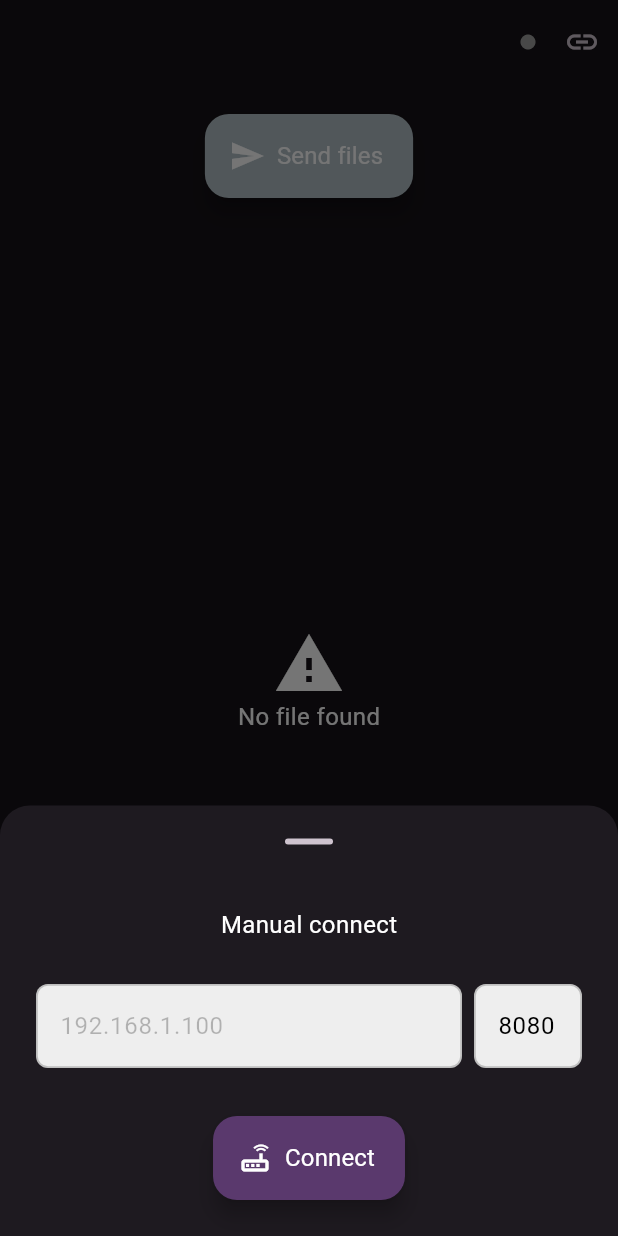
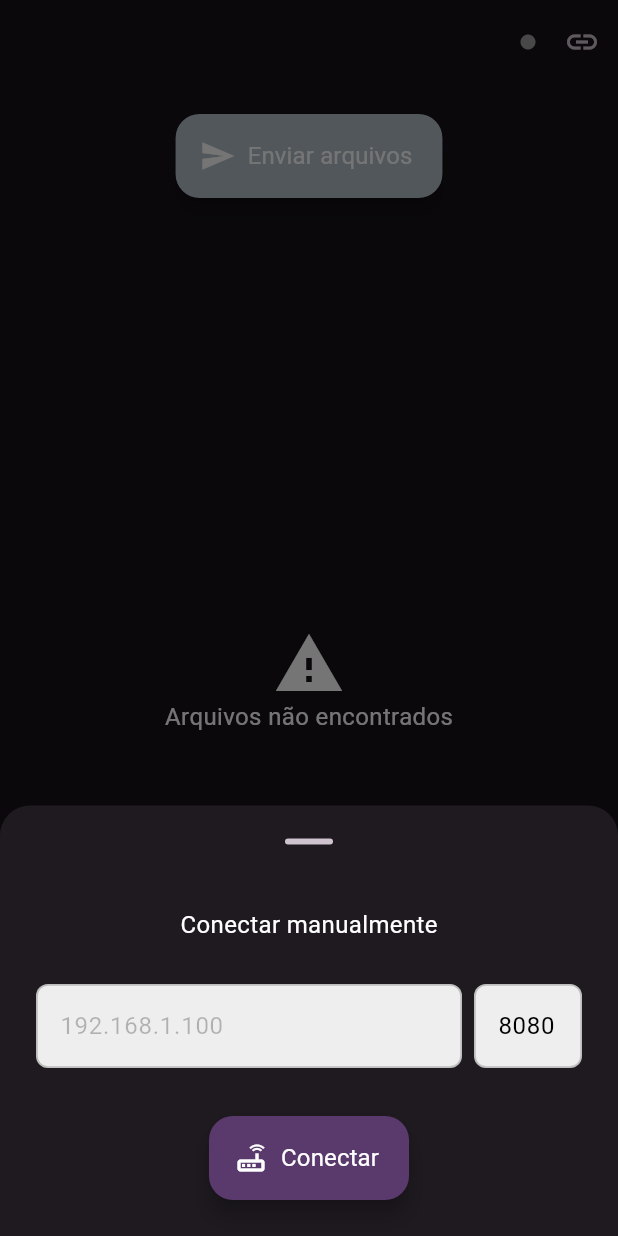
Before and after one commit to luanbatistadev/rb_share, a Flutter app: the SharePage screen opened by its route, after a tap on the "link" icon, on a phone screen of 412 x 824 dp. Run offline on Flutter 3.47's test engine with Material 3 defaults, Android fonts, the phone set to English and light mode, and no system bars; our stand-ins replace dartz, device_info_plus, equatable, file_picker, get_it, go_router and 9 more; missing offline and left inert: android_path_provider, flutter_downloader, network_info_plus, qr_code_scanner, shelf_router; accounts and stored records are empty.

Commit message:
translating app to pt-br

```diff
--- a/lib/src/app.dart
+++ b/lib/src/app.dart
@@ -24,7 +24,7 @@ class RBShareApp extends StatelessWidget {
                   SizedBox(
                     width: 4,
                   ),
-                  Text('Share'),
+                  Text('Enviar'),
                 ],
               ),
             ),
@@ -42,7 +42,7 @@ class RBShareApp extends StatelessWidget {
                   SizedBox(
                     width: 4,
                   ),
-                  Text('Receive'),
+                  Text('Receber'),
                 ],
               ),
             ),
--- a/lib/src/core/utils/utility_functions.dart
+++ b/lib/src/core/utils/utility_functions.dart
@@ -14,10 +14,6 @@ class UtilityFunctions {
   static String getRoutePath({required String name}) => '/$name';
 
   static Future<String?> getIPAddress() async {
-    var status = await Permission.locationAlways.request();
-    if (status.isDenied) {
-      return null;
-    }
     final ip = await NetworkInfo().getWifiIP();
     return ip;
   }
--- a/lib/src/core/widgets/list_file/list_shared_files_widget.dart
+++ b/lib/src/core/widgets/list_file/list_shared_files_widget.dart
@@ -19,7 +19,6 @@ class ListSharedFiles extends StatefulWidget {
 }
 
 class _ListSharedFilesState extends State<ListSharedFiles> {
-
   final fileRepository = getIt.get<FileRepository>();
   final mainListScrollController = ScrollController();
   final searchController = SearchController();
@@ -43,9 +42,8 @@ class _ListSharedFilesState extends State<ListSharedFiles> {
             children: [
               files.isNotEmpty ? _buildHeader(files) : const SizedBox.shrink(),
               Flexible(
-                child: files.isNotEmpty
-                    ? _buildListFiles(files)
-                    : const EmptyWidget(message: 'No file found'),
+                child:
+                    files.isNotEmpty ? _buildListFiles(files) : const EmptyWidget(message: 'Arquivos não encontrados'),
               ),
             ],
           ),
@@ -111,7 +109,7 @@ class _ListSharedFilesState extends State<ListSharedFiles> {
           borderRadius: BorderRadius.circular(8.0),
         ),
         viewBuilder: (suggestions) {
-          if(searchController.text.trim().isEmpty) {
+          if (searchController.text.trim().isEmpty) {
             return ListView(
               children: suggestions.toList(),
             );
@@ -134,8 +132,8 @@ class _ListSharedFilesState extends State<ListSharedFiles> {
           enableFunctionality: false,
           onPressed: () {
             final oldIndex = oldFiles.indexWhere((f) => f.name == filteredFiles.elementAt(index).name);
-            final contentSize = mainListScrollController.position.viewportDimension +
-                mainListScrollController.position.maxScrollExtent;
+            final contentSize =
+                mainListScrollController.position.viewportDimension + mainListScrollController.position.maxScrollExtent;
             final target = contentSize * oldIndex / oldFiles.length;
             searchController.closeView(null);
             mainListScrollController.position.animateTo(
--- a/lib/src/modules/receive/presenter/send_widget.dart
+++ b/lib/src/modules/receive/presenter/send_widget.dart
@@ -2,7 +2,6 @@ import 'dart:io';
 
 import 'package:file_picker/file_picker.dart';
 import 'package:flutter/material.dart';
-
 import 'package:path/path.dart' as path;
 import 'package:provider/provider.dart';
 import 'package:rb_share/src/core/constansts/api_service.dart';
@@ -168,7 +167,7 @@ class _SendWidgetState extends State<SendWidget> {
               const Icon(Icons.add_box, color: Colors.white),
               const SizedBox(width: 8.0),
               Text(
-                'Pick files',
+                'Escolher arquivos',
                 style: CommonTextStyle.textStyleNormal.copyWith(color: Colors.white),
               ),
             ],
@@ -176,7 +175,8 @@ class _SendWidgetState extends State<SendWidget> {
         ),
       );
 
-  _mainListFiles() => _pickedFiles.isEmpty ? const EmptyWidget(message: 'No picked file') : _buildListPickedFiles();
+  _mainListFiles() =>
+      _pickedFiles.isEmpty ? const EmptyWidget(message: 'Nenhum arquivo escolhido') : _buildListPickedFiles();
 
   _buildListPickedFiles() {
     final scrollController = ScrollController();
@@ -209,7 +209,8 @@ class _SendWidgetState extends State<SendWidget> {
     );
   }
 
-  _buttonUpload() => Container(
+  _buttonUpload() => SafeArea(
+        child: Container(
           margin: const EdgeInsets.only(bottom: 16.0),
           child: FloatingActionButton.extended(
             onPressed: () {
@@ -220,7 +221,7 @@ class _SendWidgetState extends State<SendWidget> {
             label: Row(
               children: [
                 Text(
-                'Upload files',
+                  'Enviar arquivos',
                   style: CommonTextStyle.textStyleNormal.copyWith(
                     fontSize: 14.0,
                     color: textIconButtonColor,
@@ -240,6 +241,7 @@ class _SendWidgetState extends State<SendWidget> {
               ],
             ),
             icon: const Icon(Icons.upload, color: textIconButtonColor),
+          ),
         ),
       );
 
@@ -268,10 +270,10 @@ class _SendWidgetState extends State<SendWidget> {
     final result = await getIt<ApiService>().uploadFile(files: files);
     result.fold(
       (l) {
-        context.showSnackbar('Failed to upload');
+        context.showSnackbar('Falha ao enviar arquivos!');
       },
       (r) {
-        context.showSnackbar('Upload successful');
+        context.showSnackbar('Enviando com sucesso!');
         context.read<FileProvider>().addAllSharedFiles(sharedFiles: r.toSet(), isAppending: true);
 
         Future.delayed(const Duration(seconds: 1), () => Navigator.of(context).pop());
--- a/lib/src/modules/share/presenter/navigation_widget.dart
+++ b/lib/src/modules/share/presenter/navigation_widget.dart
@@ -3,7 +3,6 @@ import 'package:go_router/go_router.dart';
 import 'package:rb_share/src/core/entities/connection_status.dart';
 import 'package:rb_share/src/core/utils/constants.dart';
 import 'package:rb_share/src/core/utils/styles.dart';
-
 
 class NavigationWidgets extends StatefulWidget {
   final ConnectionStatus connectionStatus;
@@ -25,18 +24,14 @@ class _NavigationWidgetsState extends State<NavigationWidgets> {
           Builder(builder: (context) {
             final isConnected = widget.connectionStatus == ConnectionStatus.connected;
             return FloatingActionButton.extended(
-              backgroundColor: isConnected
-                ? Theme.of(context).colorScheme.primaryContainer
-                : disabledButtonColor,
-              heroTag: const Text('Send files'),
+              backgroundColor: isConnected ? Theme.of(context).colorScheme.primaryContainer : disabledButtonColor,
+              heroTag: const Text('Enviar arquivos'),
               onPressed: () => _onClickSend(),
-              icon: Icon(Icons.send,
-                  color: isConnected ? textIconButtonColor : textIconButtonColorActivated
-              ),
+              icon: Icon(Icons.send, color: isConnected ? textIconButtonColor : textIconButtonColorActivated),
               label: Text(
-                'Send files',
+                'Enviar arquivos',
                 style: CommonTextStyle.textStyleNormal.copyWith(
-                    color: isConnected ? textIconButtonColor : textIconButtonColorActivated,
+                  color: isConnected ? textIconButtonColor : textIconButtonColorActivated,
                 ),
               ),
             );
@@ -47,8 +42,7 @@ class _NavigationWidgetsState extends State<NavigationWidgets> {
   }
 
   void _onClickSend() {
-    if(widget.connectionStatus != ConnectionStatus.connected) return;
+    if (widget.connectionStatus != ConnectionStatus.connected) return;
     context.pushNamed(mSendPath);
   }
-
 }
--- a/lib/src/modules/share/presenter/share_page.dart
+++ b/lib/src/modules/share/presenter/share_page.dart
@@ -82,7 +82,7 @@ class _SharePageState extends State<SharePage> {
                                 heroTag: const Text("Scan"),
                                 onPressed: () => _onClickScanButton(),
                                 label: Text(
-                                  'Scan to connect',
+                                  'Ler QR Code',
                                   style: CommonTextStyle.textStyleNormal.copyWith(
                                     color: textIconButtonColor,
                                     fontSize: 14.0,
@@ -99,7 +99,7 @@ class _SharePageState extends State<SharePage> {
                         heroTag: const Text("Manual"),
                         onPressed: () => _onClickManualButton(),
                         label: Text(
-                          'Manual connect',
+                          'Conectar manualmente',
                           style: CommonTextStyle.textStyleNormal.copyWith(
                             color: textIconButtonColor,
                             fontSize: 14.0,
--- a/lib/src/modules/share/submodules/scan_qr_code/presenter/scan_qr_widget.dart
+++ b/lib/src/modules/share/submodules/scan_qr_code/presenter/scan_qr_widget.dart
@@ -12,7 +12,6 @@ import 'package:rb_share/src/core/utils/styles.dart';
 import 'package:rb_share/src/core/utils/utility_functions.dart';
 
 class ScanQRWidget extends StatefulWidget {
-
   const ScanQRWidget({super.key});
 
   @override
@@ -52,7 +51,7 @@ class _ScanQRWidgetState extends State<ScanQRWidget> {
     return Scaffold(
       appBar: AppBar(
         title: const Text(
-          'Scan to connect',
+          'Escanear para conectar',
           style: CommonTextStyle.textStyleAppbar,
         ),
         iconTheme: const IconThemeData(color: textIconButtonColor),
@@ -88,7 +87,7 @@ class _ScanQRWidgetState extends State<ScanQRWidget> {
                         valueListenable: qrScanResult,
                         builder: (context, value, child) {
                           return Text(
-                            'Detected result: ${value.isEmpty ? 'None' : value}',
+                            'Resultado detectado: ${value.isEmpty ? 'Nenhum' : value}',
                             textAlign: TextAlign.start,
                             style: CommonTextStyle.textStyleNormal.copyWith(
                               fontSize: 18.0,
@@ -112,7 +111,7 @@ class _ScanQRWidgetState extends State<ScanQRWidget> {
                   onPressed: () => _onClickConnect(),
                   icon: const Icon(Icons.router_outlined, color: textIconButtonColor),
                   label: Text(
-                    'Connect',
+                    'Conectar',
                     style: CommonTextStyle.textStyleNormal.copyWith(color: textIconButtonColor),
                   ),
                 ),
@@ -155,7 +154,7 @@ class _ScanQRWidgetState extends State<ScanQRWidget> {
 
   _onClickConnect() {
     final address = qrScanResult.value;
-    var (ipAddress,port)= ('',0);
+    var (ipAddress, port) = ('', 0);
     try {
       (ipAddress, port) = UtilityFunctions.parseIPAddress(address);
     } catch (e) {
@@ -163,13 +162,11 @@ class _ScanQRWidgetState extends State<ScanQRWidget> {
       return;
     }
 
-
     debugPrint('Connecting to $ipAddress:$port');
 
     _connectedIPSubscription?.cancel();
     try {
-      _connectedIPFuture = Socket.connect(ipAddress, port, timeout: const Duration(seconds: 5))
-          .catchError((error) {
+      _connectedIPFuture = Socket.connect(ipAddress, port, timeout: const Duration(seconds: 5)).catchError((error) {
         if (mounted) {
           context.showSnackbar('Failed to connect!');
         }
@@ -181,16 +178,12 @@ class _ScanQRWidgetState extends State<ScanQRWidget> {
     _connectedIPSubscription = _connectedIPFuture?.asStream().listen((socket) {
       debugPrint('Connected to $ipAddress:$port');
       if (mounted) {
-        context
-            .read<ConnectionProvider>()
-            .updateConnectedIPAddress(newIpAddress: '$ipAddress:$port');
-        context
-            .read<ConnectionProvider>()
-            .updateConnectionStatus(newStatus: ConnectionStatus.connected);
+        context.read<ConnectionProvider>().updateConnectedIPAddress(newIpAddress: '$ipAddress:$port');
+        context.read<ConnectionProvider>().updateConnectionStatus(newStatus: ConnectionStatus.connected);
       }
       socket.destroy();
 
-      if(mounted && context.canPop()) {
+      if (mounted && context.canPop()) {
         context.pop(true);
       }
     });
--- a/lib/src/modules/share/submodules/scan_qr_code/presenter/widget/connect_widget.dart
+++ b/lib/src/modules/share/submodules/scan_qr_code/presenter/widget/connect_widget.dart
@@ -2,7 +2,6 @@ import 'dart:async';
 import 'dart:io';
 
 import 'package:flutter/material.dart';
-
 import 'package:provider/provider.dart';
 import 'package:rb_share/src/core/constansts/pref_data.dart';
 import 'package:rb_share/src/core/di/di.dart';
@@ -12,7 +11,6 @@ import 'package:rb_share/src/core/utils/extension.dart';
 import 'package:rb_share/src/core/utils/styles.dart';
 import 'package:rb_share/src/core/utils/utility_functions.dart';
 import 'package:rb_share/src/core/widgets/address_field_widget.dart';
-
 
 class ConnectWidget extends StatefulWidget {
   const ConnectWidget({super.key, required this.onConnected});
@@ -35,7 +33,7 @@ class _ConnectWidgetState extends State<ConnectWidget> {
     super.initState();
     WidgetsBinding.instance.addPostFrameCallback((timeStamp) async {
       final lastAddress = await getIt.get<PrefData>().getLastConnectedAddress();
-      if(lastAddress != null && lastAddress.isNotEmpty) {
+      if (lastAddress != null && lastAddress.isNotEmpty) {
         final addresses = lastAddress.split(':');
         _ipTextController.text = addresses[0];
         _portTextController.text = addresses[1];
@@ -74,7 +72,7 @@ class _ConnectWidgetState extends State<ConnectWidget> {
             const Padding(
               padding: EdgeInsets.symmetric(vertical: 12.0),
               child: Text(
-                'Manual connect',
+                'Conectar manualmente',
                 style: CommonTextStyle.textStyleNormal,
               ),
             ),
@@ -98,7 +96,7 @@ class _ConnectWidgetState extends State<ConnectWidget> {
                   ),
                   icon: const Icon(Icons.router_outlined, color: textIconButtonColor),
                   label: Text(
-                    'Connect',
+                    'Conectar',
                     style: CommonTextStyle.textStyleNormal.copyWith(color: textIconButtonColor),
                   ),
                 ),
@@ -138,8 +136,7 @@ class _ConnectWidgetState extends State<ConnectWidget> {
 
     _connectedIPSubscription?.cancel();
     try {
-      _connectedIPFuture = Socket.connect(ipAddress, port, timeout: const Duration(seconds: 5))
-          .catchError((error) {
+      _connectedIPFuture = Socket.connect(ipAddress, port, timeout: const Duration(seconds: 5)).catchError((error) {
         if (mounted) {
           context.showSnackbar('Failed to connect!');
         }
@@ -151,12 +148,8 @@ class _ConnectWidgetState extends State<ConnectWidget> {
     _connectedIPSubscription = _connectedIPFuture?.asStream().listen((socket) {
       debugPrint('Connected to $ipAddress:$port');
       if (mounted) {
-        context
-            .read<ConnectionProvider>()
-            .updateConnectedIPAddress(newIpAddress: '$ipAddress:$port');
-        context
-            .read<ConnectionProvider>()
-            .updateConnectionStatus(newStatus: ConnectionStatus.connected);
+        context.read<ConnectionProvider>().updateConnectedIPAddress(newIpAddress: '$ipAddress:$port');
+        context.read<ConnectionProvider>().updateConnectionStatus(newStatus: ConnectionStatus.connected);
       }
       socket.destroy();
       widget.onConnected.call();
```
Also changed, not shown: lib/src/modules/receive/presenter/server/server_widget.dart (+6 -5 lines), 8 other files. Lines whose indentation alone changed are shown as unchanged.
